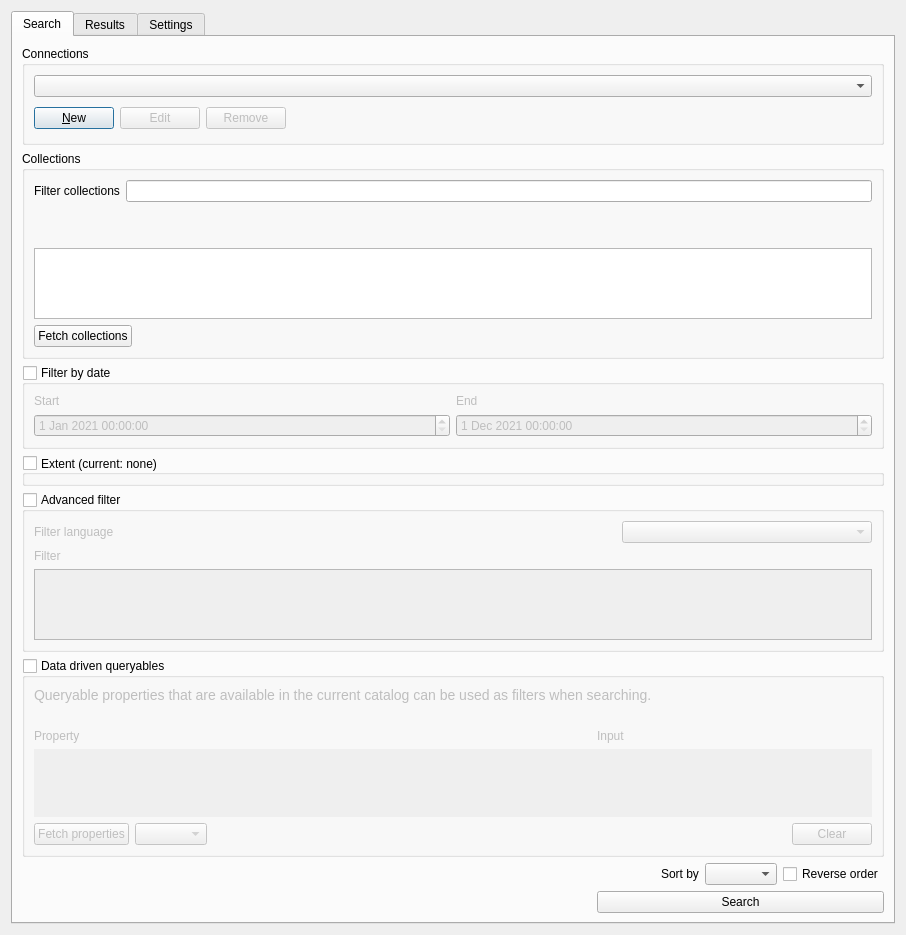
First picture: the form in src/qgis_stac/ui/qgis_stac_widget.ui, repository stac-utils/qgis-stac-plugin, before the edit.
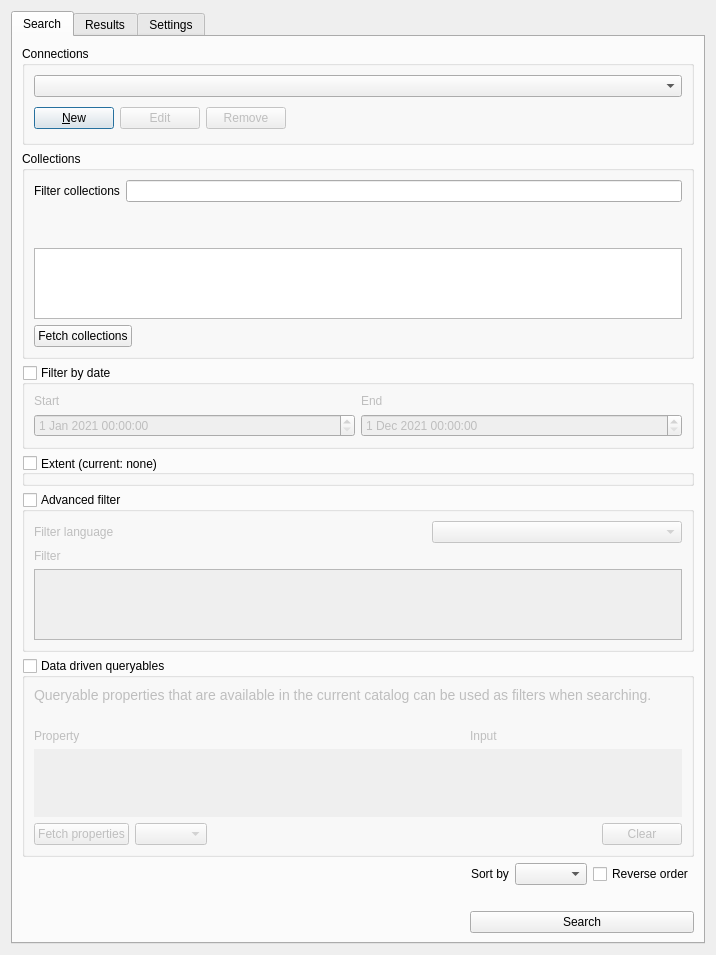
Second picture: the form after the edit. Custom widgets are drawn as their Qt base class.

Commit message: updates to the plugin main window settings

What changed in the file:
```diff
--- a/src/qgis_stac/ui/qgis_stac_widget.ui
+++ b/src/qgis_stac/ui/qgis_stac_widget.ui
@@ -6,10 +6,16 @@
    <rect>
     <x>0</x>
     <y>0</y>
-    <width>906</width>
-    <height>781</height>
+    <width>716</width>
+    <height>694</height>
    </rect>
   </property>
+  <property name="sizePolicy">
+   <sizepolicy hsizetype="Fixed" vsizetype="Fixed">
+    <horstretch>0</horstretch>
+    <verstretch>0</verstretch>
+   </sizepolicy>
+  </property>
   <property name="font">
    <font>
     <weight>50</weight>
@@ -164,6 +170,12 @@
            <layout class="QVBoxLayout" name="verticalLayout_5">
             <item>
              <widget class="QTreeView" name="collections_tree">
+              <property name="sizePolicy">
+               <sizepolicy hsizetype="Expanding" vsizetype="Preferred">
+                <horstretch>0</horstretch>
+                <verstretch>0</verstretch>
+               </sizepolicy>
+              </property>
               <property name="toolTip">
                <string>Click on an item to select the collection.</string>
               </property>
@@ -298,7 +310,7 @@
           <bool>true</bool>
          </property>
          <property name="sizePolicy">
-          <sizepolicy hsizetype="Preferred" vsizetype="Fixed">
+          <sizepolicy hsizetype="Preferred" vsizetype="Preferred">
            <horstretch>0</horstretch>
            <verstretch>0</verstretch>
           </sizepolicy>
@@ -501,8 +513,8 @@
               <rect>
                <x>0</x>
                <y>0</y>
-               <width>853</width>
-               <height>94</height>
+               <width>652</width>
+               <height>21</height>
               </rect>
              </property>
             </widget>
@@ -643,17 +655,14 @@
         </layout>
        </item>
        <item>
-        <spacer name="verticalSpacer">
+        <spacer name="horizontalSpacer_10">
          <property name="orientation">
-          <enum>Qt::Vertical</enum>
-         </property>
-         <property name="sizeType">
-          <enum>QSizePolicy::Expanding</enum>
+          <enum>Qt::Horizontal</enum>
          </property>
          <property name="sizeHint" stdset="0">
           <size>
-           <width>20</width>
-           <height>40</height>
+           <width>40</width>
+           <height>20</height>
           </size>
          </property>
         </spacer>
@@ -713,6 +722,32 @@
          </item>
         </layout>
        </item>
+       <item>
+        <spacer name="verticalSpacer_2">
+         <property name="orientation">
+          <enum>Qt::Vertical</enum>
+         </property>
+         <property name="sizeHint" stdset="0">
+          <size>
+           <width>20</width>
+           <height>40</height>
+          </size>
+         </property>
+        </spacer>
+       </item>
+       <item>
+        <spacer name="verticalSpacer">
+         <property name="orientation">
+          <enum>Qt::Vertical</enum>
+         </property>
+         <property name="sizeHint" stdset="0">
+          <size>
+           <width>20</width>
+           <height>40</height>
+          </size>
+         </property>
+        </spacer>
+       </item>
       </layout>
      </widget>
      <widget class="QWidget" name="results">
```
Left out of the diff: 6 changed lines with no effect on the pictures. The commit also changes 3 other files.
